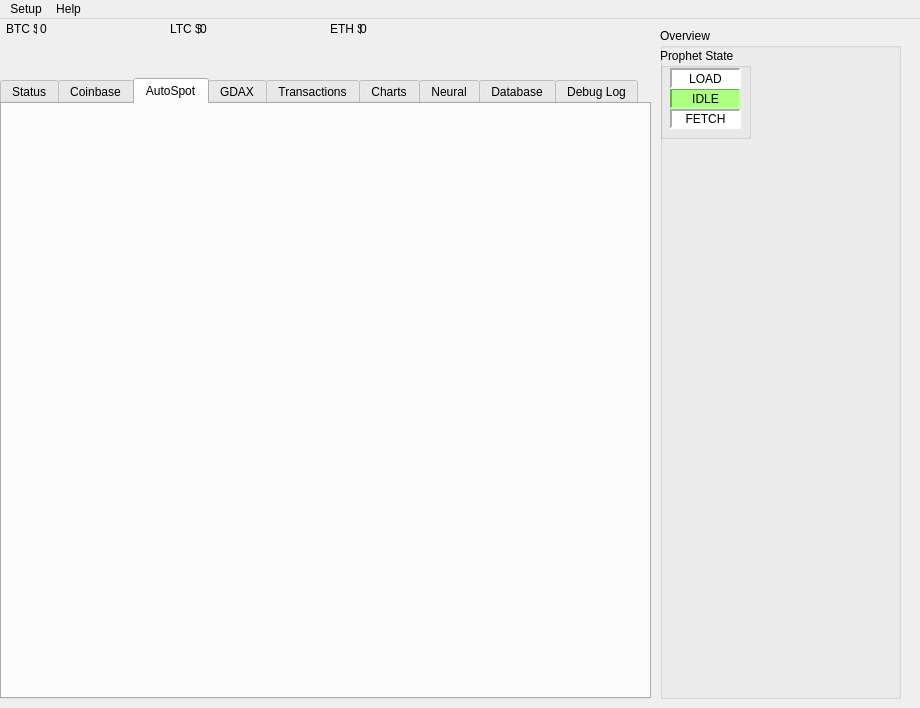
This is bpwindow.ui in Xenrutcon/bitProphet-Qt as Qt 5 draws it before an edit. The edited form follows.
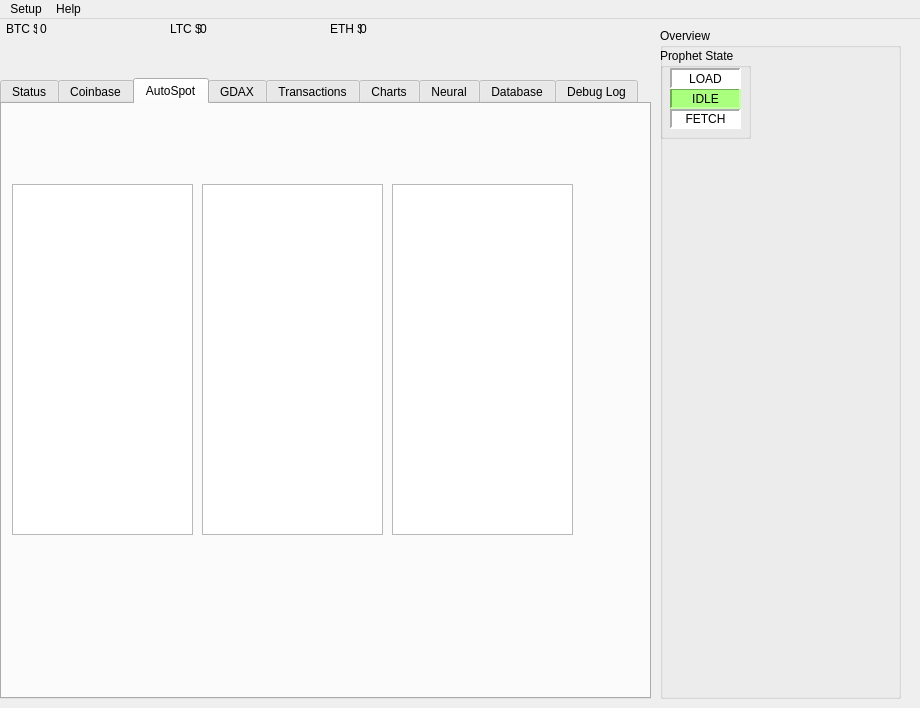
This is the edited form. The open tabs and pages were chosen to show the change.

Patch:
```diff
--- a/bpwindow.ui
+++ b/bpwindow.ui
@@ -616,6 +616,63 @@
      <attribute name="toolTip">
       <string>&lt;html&gt;&lt;head/&gt;&lt;body&gt;&lt;p&gt;Simple Automated Spot Price Trading Interface&lt;/p&gt;&lt;/body&gt;&lt;/html&gt;</string>
      </attribute>
+     <widget class="QTextEdit" name="mAutoSpotBTCLog">
+      <property name="geometry">
+       <rect>
+        <x>10</x>
+        <y>80</y>
+        <width>181</width>
+        <height>351</height>
+       </rect>
+      </property>
+      <property name="lineWidth">
+       <number>1</number>
+      </property>
+      <property name="readOnly">
+       <bool>true</bool>
+      </property>
+      <property name="acceptRichText">
+       <bool>false</bool>
+      </property>
+     </widget>
+     <widget class="QTextEdit" name="mAutoSpotLTCLog">
+      <property name="geometry">
+       <rect>
+        <x>200</x>
+        <y>80</y>
+        <width>181</width>
+        <height>351</height>
+       </rect>
+      </property>
+      <property name="lineWidth">
+       <number>1</number>
+      </property>
+      <property name="readOnly">
+       <bool>true</bool>
+      </property>
+      <property name="acceptRichText">
+       <bool>false</bool>
+      </property>
+     </widget>
+     <widget class="QTextEdit" name="mAutoSpotETHLog">
+      <property name="geometry">
+       <rect>
+        <x>390</x>
+        <y>80</y>
+        <width>181</width>
+        <height>351</height>
+       </rect>
+      </property>
+      <property name="lineWidth">
+       <number>1</number>
+      </property>
+      <property name="readOnly">
+       <bool>true</bool>
+      </property>
+      <property name="acceptRichText">
+       <bool>false</bool>
+      </property>
+     </widget>
     </widget>
     <widget class="QWidget" name="mGdaxTab">
      <attribute name="title">
```
Left out of the diff: 25 changed lines with no effect on the pictures.
